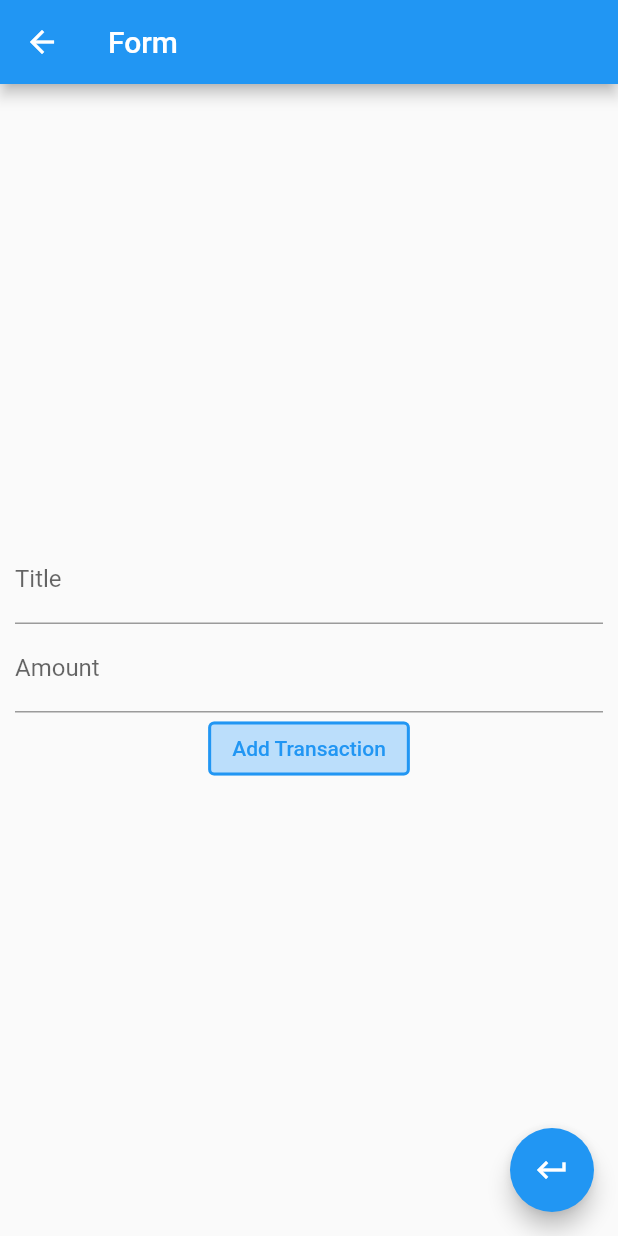
After one commit to guvenkarabulut/flutter-shopping-list, a Flutter app: the screen it shows after launch, after a tap on the "add" icon, on a phone screen of 412 x 824 dp. The commit adds this screen. Run offline on Flutter 3.47's test engine with Material 2 defaults, Android fonts, the phone set to English and light mode, and no system bars.

Commit message:
Add files via upload

```diff
--- /dev/null
+++ b/lib/formMainPage.dart
@@ -0,0 +1,71 @@
+import 'package:flutter/material.dart';
+import 'package:flutter_shopping_list/transaction.dart';
+import 'package:uuid/uuid.dart';
+import 'package:flutter_shopping_list/main.dart';
+
+class FormMainPage extends StatelessWidget {
+  const FormMainPage();
+  void _navigateToForm(BuildContext context) {
+    Navigator.of(context).push(
+      MaterialPageRoute(
+        builder: (context) => MyApp(),
+      ),
+    );
+  }
+
+  @override
+  Widget build(BuildContext context) {
+    double amount = 0;
+    String title = '';
+
+    return Scaffold(
+        appBar: AppBar(
+          title: Text('Form'),
+        ),
+        body: Container(
+          margin: EdgeInsets.all(10),
+          child: Column(
+            crossAxisAlignment: CrossAxisAlignment.center,
+            mainAxisAlignment: MainAxisAlignment.center,
+            children: <Widget>[
+              TextFormField(
+                decoration: InputDecoration(
+                  labelText: 'Title',
+                  hintText: 'Enter Title',
+                ),
+                validator: (value) => value.isEmpty ? 'Enter Title' : null,
+                onChanged: (value) => value.isEmpty ? null : title = value,
+              ),
+              TextFormField(
+                decoration: InputDecoration(
+                  labelText: 'Amount',
+                  hintText: 'Enter Amount',
+                ),
+                validator: (value) => value.isEmpty ? 'Enter Amount' : null,
+                onChanged: (value) =>
+                    value.isEmpty ? null : amount = double.parse(value),
+              ),
+              OutlinedButton(
+                  child: Text('Add Transaction'),
+                  onPressed: () => {
+                        Transaction(
+                            id: Uuid().v4(),
+                            title: title,
+                            amount: amount,
+                            date: DateTime.now()),
+                        _navigateToForm(context)
+                      },
+                  style: OutlinedButton.styleFrom(
+                    primary: Colors.blue,
+                    backgroundColor: Colors.blue[100],
+                    side: BorderSide(color: Colors.blue, width: 2),
+                  ))
+            ],
+          ),
+        ),
+        floatingActionButton: FloatingActionButton(
+          child: Icon(Icons.keyboard_return),
+          onPressed: () {},
+        ));
+  }
+}
--- a/lib/main.dart
+++ b/lib/main.dart
@@ -1,8 +1,17 @@
 import 'package:flutter/material.dart';
 import 'package:flutter_shopping_list/transaction.dart';
 import 'package:intl/intl.dart';
+import 'package:flutter_shopping_list/formMainPage.dart';
 
 void main() => runApp(MyApp());
+
+void _navigateToForm(BuildContext context) {
+  Navigator.of(context).push(
+    MaterialPageRoute(
+      builder: (context) => FormMainPage(),
+    ),
+  );
+}
 
 class MyApp extends StatelessWidget {
   @override
@@ -36,7 +45,6 @@ class MyHomePage extends StatelessWidget {
           title: Text('Flutter App'),
         ),
         body: Column(
-          mainAxisAlignment: MainAxisAlignment.center,
             crossAxisAlignment: CrossAxisAlignment.stretch,
             children: <Widget>[
               Container(
@@ -94,6 +102,9 @@ class MyHomePage extends StatelessWidget {
                 }).toList(),
               ),
             ]),
-    );
+        floatingActionButton: FloatingActionButton(
+          child: Icon(Icons.add),
+          onPressed: () => _navigateToForm(context),
+        ));
   }
 }
--- a/pubspec.yaml
+++ b/pubspec.yaml
@@ -24,6 +24,7 @@ dependencies:
   flutter:
     sdk: flutter
   intl: ^0.18.0
+  uuid: ^3.0.7
 
   # The following adds the Cupertino Icons font to your application.
   # Use with the CupertinoIcons class for iOS style icons.
```
Also changed, not shown: lib/transaction.dart (line endings or trailing spaces). Lines whose indentation alone changed are shown as unchanged.
